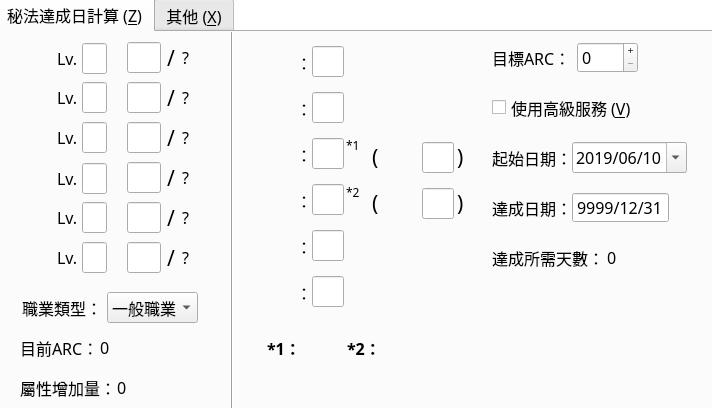
The window that mainui.ui (WhatTheBlock/MapleStory-ARC-Calculator) describes before a commit, drawn with Qt 5.
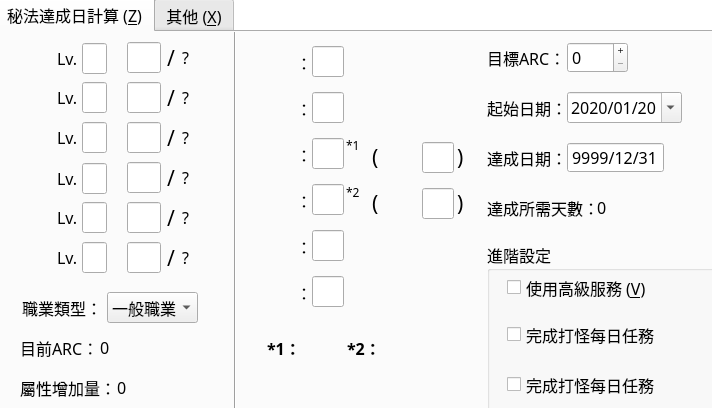
The same window after the commit. Icons and pictures are not drawn.

Diff of the .ui file:
```diff
--- a/mainui.ui
+++ b/mainui.ui
@@ -1485,10 +1485,10 @@
     <widget class="Line" name="line">
      <property name="geometry">
       <rect>
-       <x>220</x>
+       <x>223</x>
        <y>-10</y>
        <width>31</width>
-       <height>411</height>
+       <height>395</height>
       </rect>
      </property>
      <property name="toolTip">
@@ -2574,60 +2574,10 @@
       <pixmap resource="images.qrc">:/images/220.png</pixmap>
      </property>
     </widget>
-    <widget class="QCheckBox" name="vipSwitch">
-     <property name="geometry">
-      <rect>
-       <x>495</x>
-       <y>60</y>
-       <width>181</width>
-       <height>31</height>
-      </rect>
-     </property>
-     <property name="font">
-      <font>
-       <weight>50</weight>
-       <bold>false</bold>
-      </font>
-     </property>
-     <property name="toolTip">
-      <string notr="true"/>
-     </property>
-     <property name="statusTip">
-      <string notr="true"/>
-     </property>
-     <property name="whatsThis">
-      <string notr="true"/>
-     </property>
-     <property name="accessibleName">
-      <string notr="true"/>
-     </property>
-     <property name="accessibleDescription">
-      <string notr="true"/>
-     </property>
-     <property name="text">
-      <string>使用高級服務 (&amp;V)</string>
-     </property>
-     <property name="icon">
-      <iconset resource="images.qrc">
-       <normaloff>:/images/Vip.png</normaloff>:/images/Vip.png</iconset>
-     </property>
-     <property name="iconSize">
-      <size>
-       <width>32</width>
-       <height>32</height>
-      </size>
-     </property>
-     <property name="shortcut">
-      <string>V</string>
-     </property>
-     <property name="tristate">
-      <bool>false</bool>
-     </property>
-    </widget>
     <widget class="QLabel" name="label_43">
      <property name="geometry">
       <rect>
-       <x>495</x>
+       <x>490</x>
        <y>10</y>
        <width>81</width>
        <height>31</height>
@@ -2655,8 +2605,8 @@
     <widget class="QDateEdit" name="startDate">
      <property name="geometry">
       <rect>
-       <x>575</x>
-       <y>110</y>
+       <x>570</x>
+       <y>60</y>
        <width>115</width>
        <height>31</height>
       </rect>
@@ -2690,9 +2640,9 @@
        <hour>0</hour>
        <minute>0</minute>
        <second>0</second>
-       <year>2019</year>
-       <month>6</month>
-       <day>10</day>
+       <year>2020</year>
+       <month>1</month>
+       <day>20</day>
       </datetime>
      </property>
      <property name="maximumDateTime">
@@ -2714,9 +2664,9 @@
      </property>
      <property name="minimumDate">
       <date>
-       <year>2019</year>
-       <month>6</month>
-       <day>10</day>
+       <year>2020</year>
+       <month>1</month>
+       <day>20</day>
       </date>
      </property>
      <property name="minimumTime">
@@ -2734,17 +2684,17 @@
      </property>
      <property name="date">
       <date>
-       <year>2019</year>
-       <month>6</month>
-       <day>10</day>
+       <year>2020</year>
+       <month>1</month>
+       <day>20</day>
       </date>
      </property>
     </widget>
     <widget class="QLabel" name="label_28">
      <property name="geometry">
       <rect>
-       <x>495</x>
-       <y>110</y>
+       <x>490</x>
+       <y>60</y>
        <width>81</width>
        <height>31</height>
       </rect>
@@ -2771,8 +2721,8 @@
     <widget class="QDateEdit" name="targetDate">
      <property name="geometry">
       <rect>
-       <x>575</x>
-       <y>160</y>
+       <x>570</x>
+       <y>110</y>
        <width>97</width>
        <height>31</height>
       </rect>
@@ -2868,8 +2818,8 @@
     <widget class="QLabel" name="label_45">
      <property name="geometry">
       <rect>
-       <x>495</x>
-       <y>160</y>
+       <x>490</x>
+       <y>110</y>
        <width>81</width>
        <height>31</height>
       </rect>
@@ -2896,8 +2846,8 @@
     <widget class="QLabel" name="targetDays">
      <property name="geometry">
       <rect>
-       <x>610</x>
-       <y>210</y>
+       <x>600</x>
+       <y>160</y>
        <width>51</width>
        <height>31</height>
       </rect>
@@ -2929,8 +2879,8 @@
     <widget class="QLabel" name="label_44">
      <property name="geometry">
       <rect>
-       <x>495</x>
-       <y>210</y>
+       <x>490</x>
+       <y>160</y>
        <width>111</width>
        <height>31</height>
       </rect>
@@ -2957,7 +2907,7 @@
     <widget class="QSpinBox" name="targetArc">
      <property name="geometry">
       <rect>
-       <x>580</x>
+       <x>570</x>
        <y>10</y>
        <width>61</width>
        <height>31</height>
@@ -2994,6 +2944,175 @@
       <number>0</number>
      </property>
     </widget>
+    <widget class="QGroupBox" name="groupBox_4">
+     <property name="geometry">
+      <rect>
+       <x>490</x>
+       <y>210</y>
+       <width>241</width>
+       <height>181</height>
+      </rect>
+     </property>
+     <property name="title">
+      <string>進階設定</string>
+     </property>
+     <property name="flat">
+      <bool>false</bool>
+     </property>
+     <property name="checkable">
+      <bool>false</bool>
+     </property>
+     <widget class="QCheckBox" name="vipSwitch">
+      <property name="geometry">
+       <rect>
+        <x>20</x>
+        <y>30</y>
+        <width>181</width>
+        <height>31</height>
+       </rect>
+      </property>
+      <property name="font">
+       <font>
+        <weight>50</weight>
+        <bold>false</bold>
+       </font>
+      </property>
+      <property name="toolTip">
+       <string notr="true"/>
+      </property>
+      <property name="statusTip">
+       <string notr="true"/>
+      </property>
+      <property name="whatsThis">
+       <string notr="true"/>
+      </property>
+      <property name="accessibleName">
+       <string notr="true"/>
+      </property>
+      <property name="accessibleDescription">
+       <string notr="true"/>
+      </property>
+      <property name="text">
+       <string>使用高級服務 (&amp;V)</string>
+      </property>
+      <property name="icon">
+       <iconset resource="images.qrc">
+        <normaloff>:/images/Vip.png</normaloff>:/images/Vip.png</iconset>
+      </property>
+      <property name="iconSize">
+       <size>
+        <width>32</width>
+        <height>32</height>
+       </size>
+      </property>
+      <property name="shortcut">
+       <string>V</string>
+      </property>
+      <property name="tristate">
+       <bool>false</bool>
+      </property>
+     </widget>
+     <widget class="QCheckBox" name="mobbingMission_220">
+      <property name="geometry">
+       <rect>
+        <x>20</x>
+        <y>72</y>
+        <width>191</width>
+        <height>41</height>
+       </rect>
+      </property>
+      <property name="font">
+       <font>
+        <weight>50</weight>
+        <bold>false</bold>
+       </font>
+      </property>
+      <property name="toolTip">
+       <string notr="true">每日可額外獲得4個秘法符文</string>
+      </property>
+      <property name="statusTip">
+       <string notr="true"/>
+      </property>
+      <property name="whatsThis">
+       <string notr="true"/>
+      </property>
+      <property name="accessibleName">
+       <string notr="true"/>
+      </property>
+      <property name="accessibleDescription">
+       <string notr="true"/>
+      </property>
+      <property name="text">
+       <string>完成打怪每日任務</string>
+      </property>
+      <property name="icon">
+       <iconset resource="images.qrc">
+        <normaloff>:/images/220.png</normaloff>:/images/220.png</iconset>
+      </property>
+      <property name="iconSize">
+       <size>
+        <width>32</width>
+        <height>32</height>
+       </size>
+      </property>
+      <property name="shortcut">
+       <string>V</string>
+      </property>
+      <property name="tristate">
+       <bool>false</bool>
+      </property>
+     </widget>
+     <widget class="QCheckBox" name="mobbingMission_225">
+      <property name="geometry">
+       <rect>
+        <x>20</x>
+        <y>122</y>
+        <width>191</width>
+        <height>41</height>
+       </rect>
+      </property>
+      <property name="font">
+       <font>
+        <weight>50</weight>
+        <bold>false</bold>
+       </font>
+      </property>
+      <property name="toolTip">
+       <string notr="true">每日可額外獲得8個秘法符文</string>
+      </property>
+      <property name="statusTip">
+       <string notr="true"/>
+      </property>
+      <property name="whatsThis">
+       <string notr="true"/>
+      </property>
+      <property name="accessibleName">
+       <string notr="true"/>
+      </property>
+      <property name="accessibleDescription">
+       <string notr="true"/>
+      </property>
+      <property name="text">
+       <string>完成打怪每日任務</string>
+      </property>
+      <property name="icon">
+       <iconset resource="images.qrc">
+        <normaloff>:/images/225.png</normaloff>:/images/225.png</iconset>
+      </property>
+      <property name="iconSize">
+       <size>
+        <width>32</width>
+        <height>32</height>
+       </size>
+      </property>
+      <property name="shortcut">
+       <string>V</string>
+      </property>
+      <property name="tristate">
+       <bool>false</bool>
+      </property>
+     </widget>
+    </widget>
    </widget>
    <widget class="QWidget" name="tab_2">
     <property name="toolTip">
```
Left out of the diff: 4 changed lines with no effect on the pictures.
